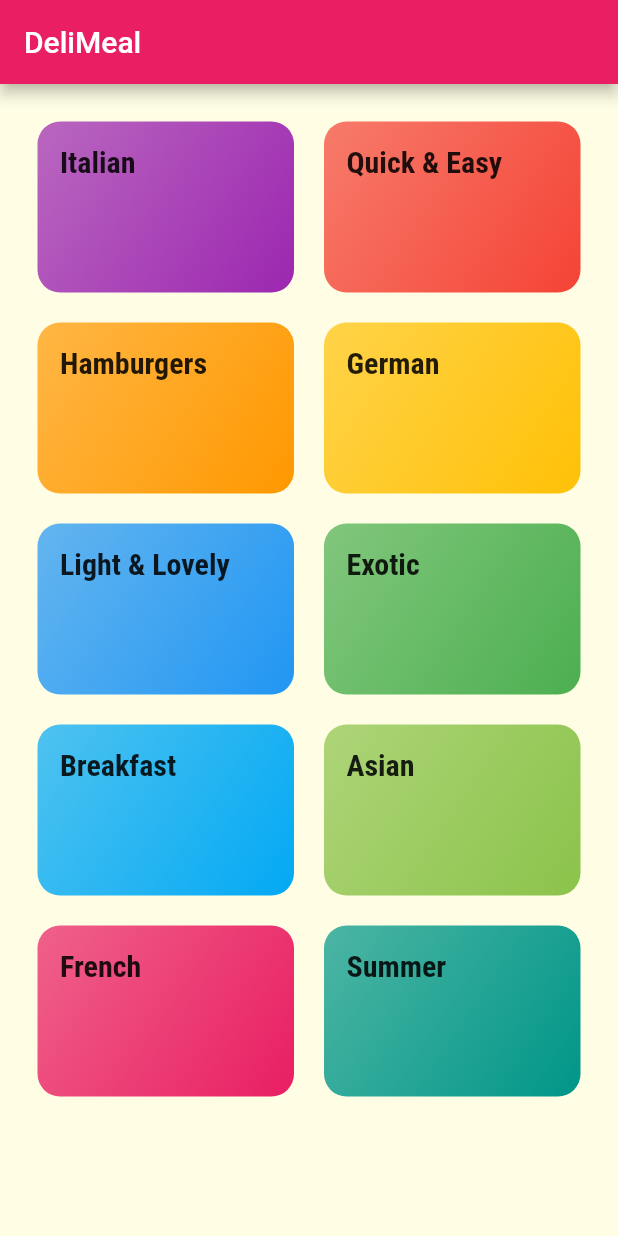
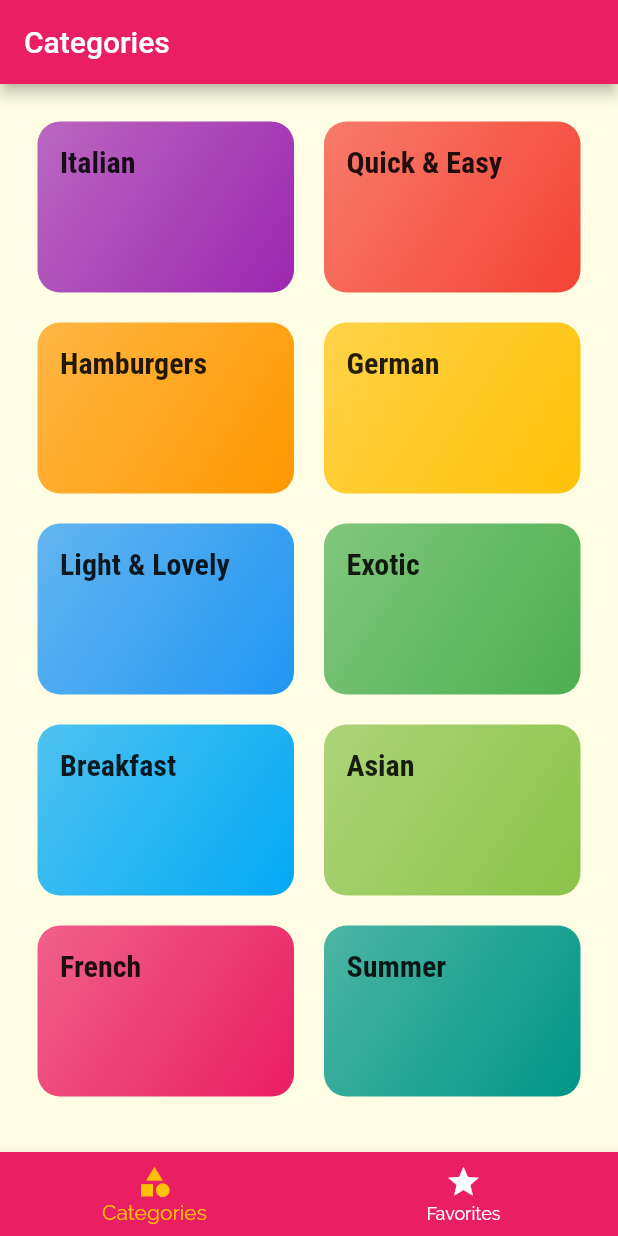
Before and after one commit to jvillarreal2016/Meals-App, a Flutter app: the screen it shows after launch, on a phone screen of 412 x 824 dp. Run offline on Flutter 3.47's test engine with Material 2 defaults, Android fonts, the phone set to English and light mode, and no system bars.

```diff
--- a/lib/main.dart
+++ b/lib/main.dart
@@ -1,5 +1,6 @@
 import 'package:flutter/material.dart';
 
+import '../screens/tabs_screen.dart';
 import './screens/meal_detail_screen.dart';
 import './screens/category_meals_screen.dart';
 import './screens/categories_screen.dart';
@@ -32,7 +33,7 @@ class MyApp extends StatelessWidget {
       // home: CategoriesScreen(),
       initialRoute: '/', // default is '/'
       routes: {
-        '/': (ctx) => CategoriesScreen(),
+        '/': (ctx) => TabsScreen(),
         CategoryMealsScreen.routeName: (ctx) => CategoryMealsScreen(),
         MealDetailScreen.routeName: (ctx) => MealDetailScreen(),
       },
--- a/lib/screens/categories_screen.dart
+++ b/lib/screens/categories_screen.dart
@@ -6,11 +6,7 @@ import '../widgets/category_item.dart';
 class CategoriesScreen extends StatelessWidget {
   @override
   Widget build(BuildContext context) {
-    return Scaffold(
-      appBar: AppBar(
-        title: const Text('DeliMeal'),
-      ),
-      body: GridView(
+    return GridView(
       padding: const EdgeInsets.all(25),
       children: DUMMY_CATEGORIES
           .map(
@@ -27,7 +23,6 @@ class CategoriesScreen extends StatelessWidget {
         crossAxisSpacing: 20,
         mainAxisSpacing: 20,
       ),
-      ),
     );
   }
 }
--- /dev/null
+++ b/lib/screens/favorites_screen.dart
@@ -0,0 +1,11 @@
+import 'package:flutter/material.dart';
+
+class FavoritesScreen extends StatelessWidget {
+
+  @override
+  Widget build(BuildContext context) {
+    return Center(
+      child: Text('The favorites'),
+    );
+  }
+}
--- /dev/null
+++ b/lib/screens/tabs_screen.dart
@@ -0,0 +1,53 @@
+import 'package:flutter/material.dart';
+import 'package:flutter_complete_guide/screens/favorites_screen.dart';
+import './categories_screen.dart';
+
+class TabsScreen extends StatefulWidget {
+  @override
+  _TabsScreenState createState() => _TabsScreenState();
+}
+
+class _TabsScreenState extends State<TabsScreen> {
+  List<Map<String, Object>> _pages = [
+    {'page': CategoriesScreen(), 'label': 'Categories'},
+    {'page': FavoritesScreen(), 'label': 'Your Favorites'}
+  ];
+
+  int _selectedPageIndex = 0;
+
+  void _selectPage(int index) {
+    setState(() {
+      _selectedPageIndex = index;
+    });
+  }
+
+  @override
+  Widget build(BuildContext context) {
+    return Scaffold(
+      appBar: AppBar(
+        title: Text(_pages[_selectedPageIndex]['label']),
+      ),
+      body: _pages[_selectedPageIndex]['page'],
+      bottomNavigationBar: BottomNavigationBar(
+        onTap: _selectPage,
+        backgroundColor: Theme.of(context).primaryColor,
+        unselectedItemColor: Colors.white,
+        selectedItemColor: Theme.of(context).secondaryHeaderColor,
+        currentIndex: _selectedPageIndex,
+        type: BottomNavigationBarType.fixed,
+        items: [
+          BottomNavigationBarItem(
+            backgroundColor: Theme.of(context).primaryColor,
+            icon: Icon(Icons.category),
+            label: 'Categories',
+          ),
+          BottomNavigationBarItem(
+            backgroundColor: Theme.of(context).primaryColor,
+            icon: Icon(Icons.star),
+            label: 'Favorites',
+          ),
+        ],
+      ),
+    );
+  }
+}
```
Lines whose indentation alone changed are shown as unchanged.
